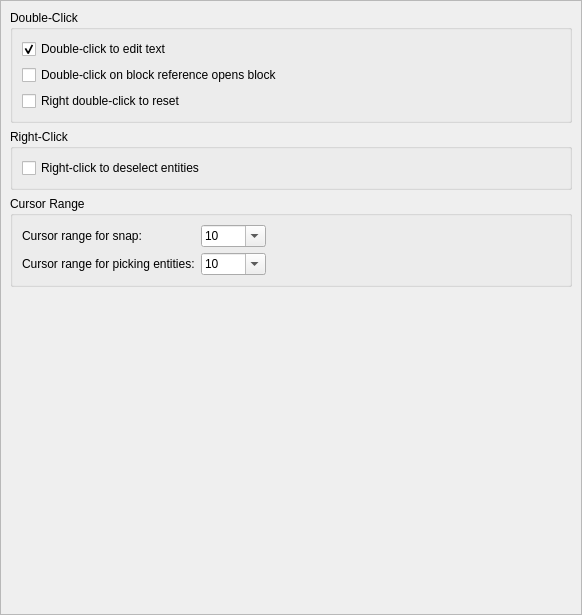
qcad/qcad, file scripts/Edit/AppPreferences/GraphicsViewPreferences/BehaviorPreferences/PreferencesPage.ui: the form before one commit.
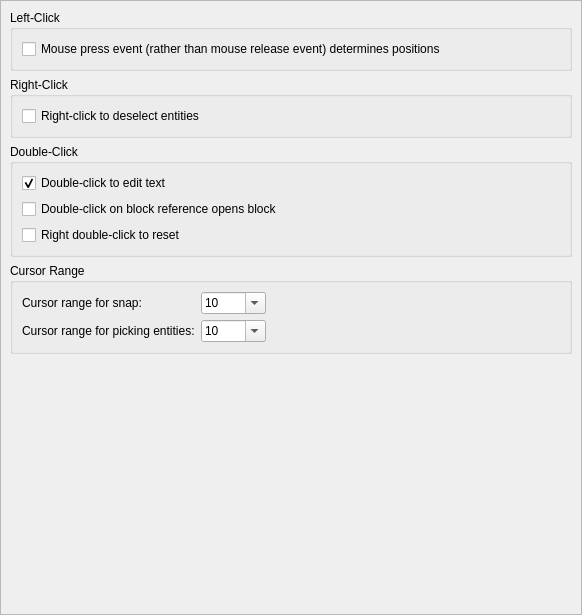
The form after the commit.

Commit message:
add preference for setting positions by mouse press / mouse release
prevent snap cancellation on mouse move for mouse clicks

The edit to the form file:
```diff
--- a/scripts/Edit/AppPreferences/GraphicsViewPreferences/BehaviorPreferences/PreferencesPage.ui
+++ b/scripts/Edit/AppPreferences/GraphicsViewPreferences/BehaviorPreferences/PreferencesPage.ui
@@ -25,7 +25,39 @@
      <height>613</height>
     </rect>
    </property>
-   <layout class="QVBoxLayout" name="verticalLayout_3">
+   <layout class="QVBoxLayout" name="verticalLayout_4">
+    <item>
+     <widget class="QGroupBox" name="groupBox_3">
+      <property name="title">
+       <string>Left-Click</string>
+      </property>
+      <layout class="QVBoxLayout" name="verticalLayout_3">
+       <item>
+        <widget class="QCheckBox" name="PositionByMousePress">
+         <property name="text">
+          <string>Mouse press event (rather than mouse release event) determines positions</string>
+         </property>
+        </widget>
+       </item>
+      </layout>
+     </widget>
+    </item>
+    <item>
+     <widget class="QGroupBox" name="groupBox">
+      <property name="title">
+       <string>Right-Click</string>
+      </property>
+      <layout class="QVBoxLayout" name="verticalLayout_2">
+       <item>
+        <widget class="QCheckBox" name="RightClickToDeselect">
+         <property name="text">
+          <string>Right-click to deselect entities</string>
+         </property>
+        </widget>
+       </item>
+      </layout>
+     </widget>
+    </item>
     <item>
      <widget class="QGroupBox" name="DoubleClick">
       <property name="title">
@@ -62,22 +94,6 @@
       </layout>
      </widget>
     </item>
-    <item>
-     <widget class="QGroupBox" name="groupBox">
-      <property name="title">
-       <string>Right-Click</string>
-      </property>
-      <layout class="QVBoxLayout" name="verticalLayout_2">
-       <item>
-        <widget class="QCheckBox" name="RightClickToDeselect">
-         <property name="text">
-          <string>Right-click to deselect entities</string>
-         </property>
-        </widget>
-       </item>
-      </layout>
-     </widget>
-    </item>
     <item>
      <widget class="QGroupBox" name="groupBox_2">
       <property name="title">
```
The commit also changes 9 other files.
